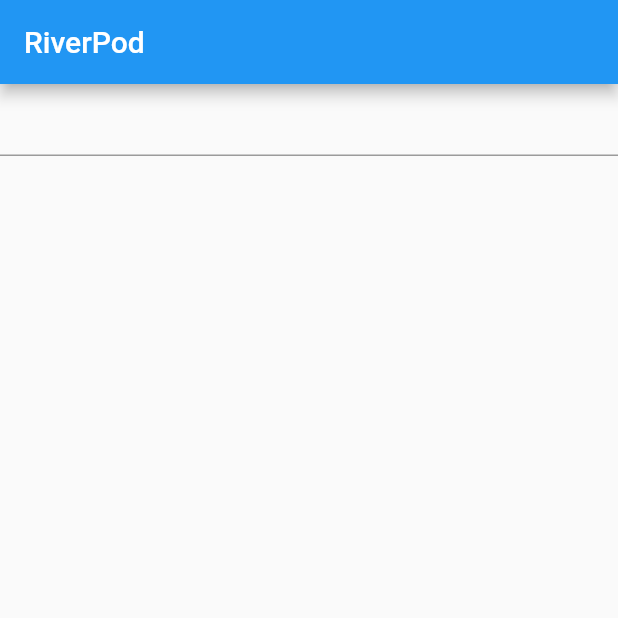
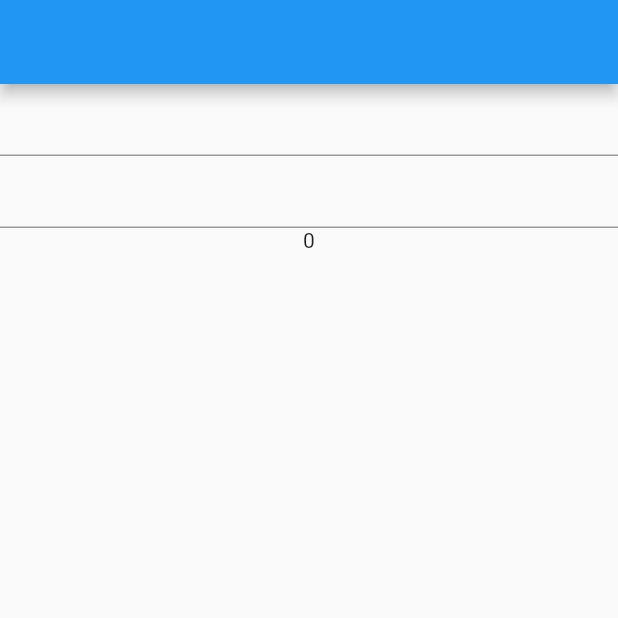
Before and after one commit to Vipul-Thapliyal/Rivaan_Riverpod, a Flutter app: the screen it shows after launch, on a phone screen of 412 x 824 dp, the top half of it. Run offline on Flutter 3.47's test engine with Material 2 defaults, Android fonts, the phone set to English and light mode, and no system bars; our stand-ins replace flutter_riverpod.

```diff
--- a/lib/home_screen.dart
+++ b/lib/home_screen.dart
@@ -6,25 +6,33 @@ class MyHomePage extends ConsumerWidget {
   const MyHomePage({super.key});
 
   void onSubmit(WidgetRef ref, String value) {
-    ref.read(nameProvider.notifier).update((state) => value);
+    ref.read(userProvider.notifier).updateName(value);
   }
+
+  void onSubmitAge(WidgetRef ref, String value) {
+    ref.read(userProvider.notifier).updateAge(int.parse(value));
+  }
+
+
 
   @override
   Widget build(BuildContext context, WidgetRef ref) {
     /// WidgetRef allows us to communicate from widgets to other providers
-    final name = ref.watch(nameProvider) ?? "";
-    final nameRead = ref.read(nameProvider);
+    final user = ref.watch(userProvider);
     return Scaffold(
       appBar: AppBar(
-        title: const Text("RiverPod"),
+        title: Text(user.name),
       ),
       body: Column(
         children: [
           TextField(
             onSubmitted: (value) => onSubmit(ref, value),
           ),
+          TextField(
+            onSubmitted: (value) => onSubmitAge(ref, value),
+          ),
           Center(
-            child: Text(name),
+            child: Text(user.age.toString()),
           )
         ],
       ),
--- a/lib/main.dart
+++ b/lib/main.dart
@@ -1,15 +1,14 @@
 import 'package:flutter/material.dart';
 import 'package:flutter_riverpod/flutter_riverpod.dart';
 import 'package:rivaan_riverpod/home_screen.dart';
+import 'package:rivaan_riverpod/user.dart';
 
-final nameProvider = StateProvider<String?>((ref) => null);
+final userProvider = StateNotifierProvider<UserNotifier, User>(
+  (ref) => UserNotifier()
+);
 
 void main() {
-  runApp(
-    const ProviderScope(
-      child: MyApp()
-    )
-  );
+  runApp(const ProviderScope(child: MyApp()));
 }
 
 class MyApp extends StatelessWidget {
```
Also changed, not shown: lib/user.dart (added, +77 -0 lines).
